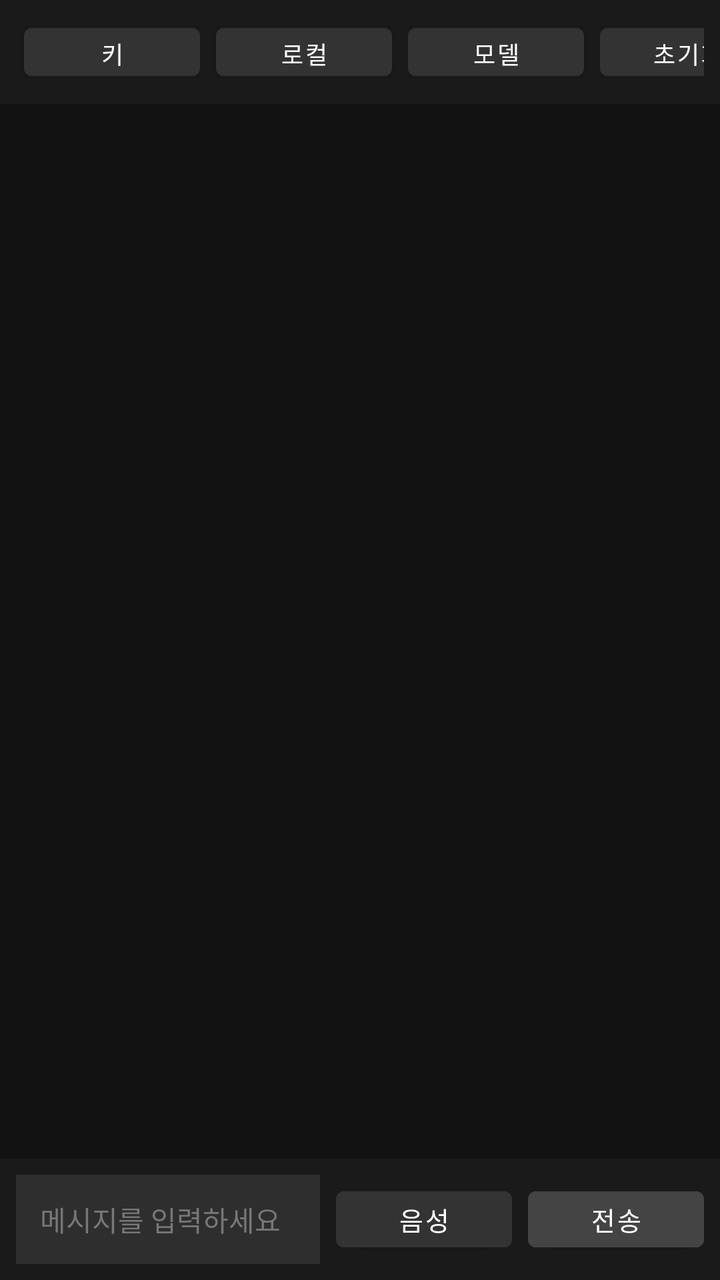
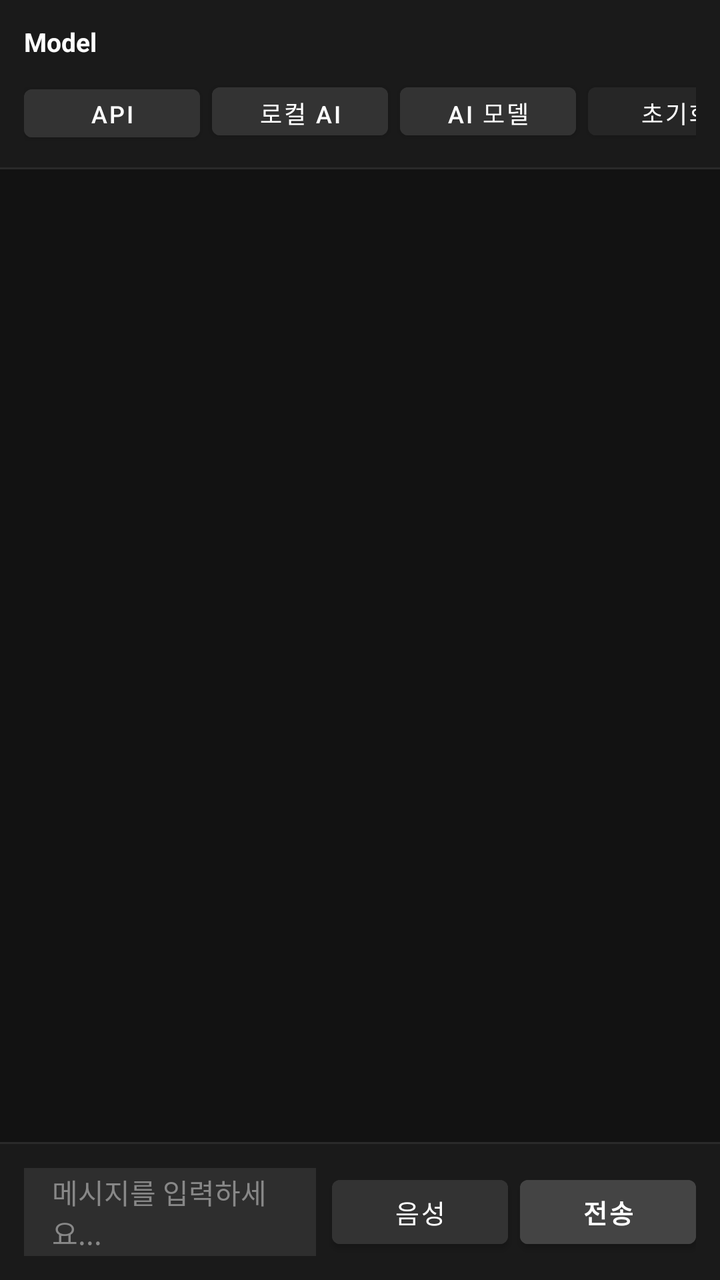

Screens rendered from an Android XML layout before and after an edit, with the pre-edit source and the edit as a unified diff.
<!-- AndroidManifest.xml: application theme Theme.MaterialComponents.DayNight.NoActionBar -->
<!-- res/layout/activity_main.xml -->
<?xml version="1.0" encoding="utf-8"?>
<LinearLayout xmlns:android="http://schemas.android.com/apk/res/android"
    android:layout_width="match_parent"
    android:layout_height="match_parent"
    android:orientation="vertical"
    android:background="#121212">

    <LinearLayout
        android:layout_width="match_parent"
        android:layout_height="wrap_content"
        android:orientation="horizontal"
        android:gravity="center_vertical"
        android:padding="8dp"
        android:background="#1A1A1A">

        <TextView
            android:id="@+id/tvModelName"
            android:layout_width="0dp"
            android:layout_height="wrap_content"
            android:layout_weight="1"
            android:text="Model"
            android:textColor="#FFFFFF"
            android:textSize="12sp"
            android:maxLines="1"
            android:ellipsize="end"
            android:paddingStart="4dp"/>

        <Button
            android:id="@+id/btnSetApiKey"
            android:layout_width="wrap_content"
            android:layout_height="36dp"
            android:layout_marginHorizontal="4dp"
            android:text="키"
            android:textSize="12sp"
            android:textColor="#FFFFFF"
            android:backgroundTint="#333333"
            android:paddingHorizontal="8dp"/>

        <Button
            android:id="@+id/btnSelectLocalFile"
            android:layout_width="wrap_content"
            android:layout_height="36dp"
            android:layout_marginHorizontal="4dp"
            android:text="로컬"
            android:textSize="12sp"
            android:textColor="#FFFFFF"
            android:backgroundTint="#333333"
            android:paddingHorizontal="8dp"/>

        <Button
            android:id="@+id/btnSelectModel"
            android:layout_width="wrap_content"
            android:layout_height="36dp"
            android:layout_marginHorizontal="4dp"
            android:text="모델"
            android:textSize="12sp"
            android:textColor="#FFFFFF"
            android:backgroundTint="#333333"
            android:paddingHorizontal="8dp"/>

        <Button
            android:id="@+id/btnResetChat"
            android:layout_width="wrap_content"
            android:layout_height="36dp"
            android:layout_marginHorizontal="4dp"
            android:text="초기화"
            android:textSize="12sp"
            android:textColor="#FFFFFF"
            android:backgroundTint="#333333"
            android:paddingHorizontal="8dp"/>
    </LinearLayout>

    <ScrollView
        android:id="@+id/scrollView"
        android:layout_width="match_parent"
        android:layout_height="0dp"
        android:layout_weight="1"
        android:fillViewport="true"
        android:background="#121212">

        <LinearLayout
            android:id="@+id/chatLayout"
            android:layout_width="match_parent"
            android:layout_height="wrap_content"
            android:orientation="vertical"
            android:padding="12dp"/>
    </ScrollView>

    <LinearLayout
        android:layout_width="match_parent"
        android:layout_height="wrap_content"
        android:orientation="horizontal"
        android:padding="8dp"
        android:background="#1A1A1A"
        android:gravity="center_vertical">

        <EditText
            android:id="@+id/etInput"
            android:layout_width="0dp"
            android:layout_height="wrap_content"
            android:layout_weight="1"
            android:layout_marginEnd="8dp"
            android:hint="메시지를 입력하세요"
            android:textColor="#FFFFFF"
            android:textColorHint="#777777"
            android:background="#2E2E2E"
            android:padding="12dp"
            android:textSize="14sp"/>

        <Button
            android:id="@+id/btnVoice"
            android:layout_width="wrap_content"
            android:layout_height="40dp"
            android:layout_marginEnd="8dp"
            android:text="음성"
            android:textSize="13sp"
            android:textColor="#FFFFFF"
            android:backgroundTint="#333333"/>

        <Button
            android:id="@+id/btnSend"
            android:layout_width="wrap_content"
            android:layout_height="40dp"
            android:text="전송"
            android:textSize="13sp"
            android:textColor="#FFFFFF"
            android:backgroundTint="#444444"/>
    </LinearLayout>

</LinearLayout>
<!-- resources referenced by this layout -->
<resources>

</resources>

<!-- the commit's change to res/layout/activity_main.xml (unified diff, before → after) -->
@@ -8,67 +8,84 @@
     <LinearLayout
         android:layout_width="match_parent"
         android:layout_height="wrap_content"
-        android:orientation="horizontal"
-        android:gravity="center_vertical"
-        android:padding="8dp"
-        android:background="#1A1A1A">
+        android:orientation="vertical"
+        android:background="#1A1A1A"
+        android:paddingTop="12dp"
+        android:paddingBottom="10dp"
+        android:paddingHorizontal="12dp">
 
         <TextView
             android:id="@+id/tvModelName"
-            android:layout_width="0dp"
+            android:layout_width="match_parent"
             android:layout_height="wrap_content"
-            android:layout_weight="1"
             android:text="Model"
             android:textColor="#FFFFFF"
-            android:textSize="12sp"
+            android:textSize="13sp"
+            android:textStyle="bold"
             android:maxLines="1"
             android:ellipsize="end"
-            android:paddingStart="4dp"/>
+            android:paddingBottom="8dp"/>
 
-        <Button
-            android:id="@+id/btnSetApiKey"
-            android:layout_width="wrap_content"
-            android:layout_height="36dp"
-            android:layout_marginHorizontal="4dp"
-            android:text="키"
-            android:textSize="12sp"
-            android:textColor="#FFFFFF"
-            android:backgroundTint="#333333"
-            android:paddingHorizontal="8dp"/>
+        <HorizontalScrollView
+            android:layout_width="match_parent"
+            android:layout_height="wrap_content"
+            android:scrollbars="none">
 
-        <Button
-            android:id="@+id/btnSelectLocalFile"
-            android:layout_width="wrap_content"
-            android:layout_height="36dp"
-            android:layout_marginHorizontal="4dp"
-            android:text="로컬"
-            android:textSize="12sp"
-            android:textColor="#FFFFFF"
-            android:backgroundTint="#333333"
-            android:paddingHorizontal="8dp"/>
+            <LinearLayout
+                android:layout_width="wrap_content"
+                android:layout_height="wrap_content"
+                android:orientation="horizontal">
 
-        <Button
-            android:id="@+id/btnSelectModel"
-            android:layout_width="wrap_content"
-            android:layout_height="36dp"
-            android:layout_marginHorizontal="4dp"
-            android:text="모델"
-            android:textSize="12sp"
-            android:textColor="#FFFFFF"
-            android:backgroundTint="#333333"
-            android:paddingHorizontal="8dp"/>
+                <Button
+                    android:id="@+id/btnSetApiKey"
+                    android:layout_width="wrap_content"
+                    android:layout_height="36dp"
+                    android:layout_marginEnd="6dp"
+                    android:text="API"
+                    android:textSize="12sp"
+                    android:textColor="#FFFFFF"
+                    android:backgroundTint="#333333"
+                    android:paddingHorizontal="12dp"/>
 
-        <Button
-            android:id="@+id/btnResetChat"
-            android:layout_width="wrap_content"
-            android:layout_height="36dp"
-            android:layout_marginHorizontal="4dp"
-            android:text="초기화"
-            android:textSize="12sp"
-            android:textColor="#FFFFFF"
-            android:backgroundTint="#333333"
-            android:paddingHorizontal="8dp"/>
+                <Button
+                    android:id="@+id/btnSelectLocalFile"
+                    android:layout_width="wrap_content"
+                    android:layout_height="36dp"
+                    android:layout_marginEnd="6dp"
+                    android:text="로컬 AI"
+                    android:textSize="12sp"
+                    android:textColor="#FFFFFF"
+                    android:backgroundTint="#333333"
+                    android:paddingHorizontal="12dp"/>
+
+                <Button
+                    android:id="@+id/btnSelectModel"
+                    android:layout_width="wrap_content"
+                    android:layout_height="36dp"
+                    android:layout_marginEnd="6dp"
+                    android:text="AI 모델"
+                    android:textSize="12sp"
+                    android:textColor="#FFFFFF"
+                    android:backgroundTint="#333333"
+                    android:paddingHorizontal="12dp"/>
+
+                <Button
+                    android:id="@+id/btnResetChat"
+                    android:layout_width="wrap_content"
+                    android:layout_height="36dp"
+                    android:text="초기화"
+                    android:textSize="12sp"
+                    android:textColor="#FFFFFF"
+                    android:backgroundTint="#262626"
+                    android:paddingHorizontal="12dp"/>
+            </LinearLayout>
+        </HorizontalScrollView>
     </LinearLayout>
+
+    <View
+        android:layout_width="match_parent"
+        android:layout_height="1dp"
+        android:background="#2A2A2A"/>
 
     <ScrollView
         android:id="@+id/scrollView"
@@ -83,48 +100,57 @@
             android:layout_width="match_parent"
             android:layout_height="wrap_content"
             android:orientation="vertical"
-            android:padding="12dp"/>
+            android:paddingHorizontal="12dp"
+            android:paddingVertical="16dp"/>
     </ScrollView>
+
+    <View
+        android:layout_width="match_parent"
+        android:layout_height="1dp"
+        android:background="#2A2A2A"/>
 
     <LinearLayout
         android:layout_width="match_parent"
         android:layout_height="wrap_content"
         android:orientation="horizontal"
-        android:padding="8dp"
+        android:padding="12dp"
         android:background="#1A1A1A"
         android:gravity="center_vertical">
 
         <EditText
             android:id="@+id/etInput"
             android:layout_width="0dp"
-            android:layout_height="wrap_content"
+            android:layout_height="44dp"
             android:layout_weight="1"
             android:layout_marginEnd="8dp"
-            android:hint="메시지를 입력하세요"
+            android:hint="메시지를 입력하세요..."
             android:textColor="#FFFFFF"
-            android:textColorHint="#777777"
-            android:background="#2E2E2E"
-            android:padding="12dp"
-            android:textSize="14sp"/>
+            android:textColorHint="#888888"
+            android:textSize="14sp"
+            android:paddingHorizontal="14dp"
+            android:background="#2E2E2E"/>
 
         <Button
             android:id="@+id/btnVoice"
             android:layout_width="wrap_content"
-            android:layout_height="40dp"
-            android:layout_marginEnd="8dp"
+            android:layout_height="44dp"
+            android:layout_marginEnd="6dp"
             android:text="음성"
             android:textSize="13sp"
             android:textColor="#FFFFFF"
-            android:backgroundTint="#333333"/>
+            android:backgroundTint="#333333"
+            android:paddingHorizontal="12dp"/>
 
         <Button
             android:id="@+id/btnSend"
             android:layout_width="wrap_content"
-            android:layout_height="40dp"
+            android:layout_height="44dp"
             android:text="전송"
             android:textSize="13sp"
+            android:textStyle="bold"
             android:textColor="#FFFFFF"
-            android:backgroundTint="#444444"/>
+            android:backgroundTint="#444444"
+            android:paddingHorizontal="16dp"/>
     </LinearLayout>
 
 </LinearLayout>
